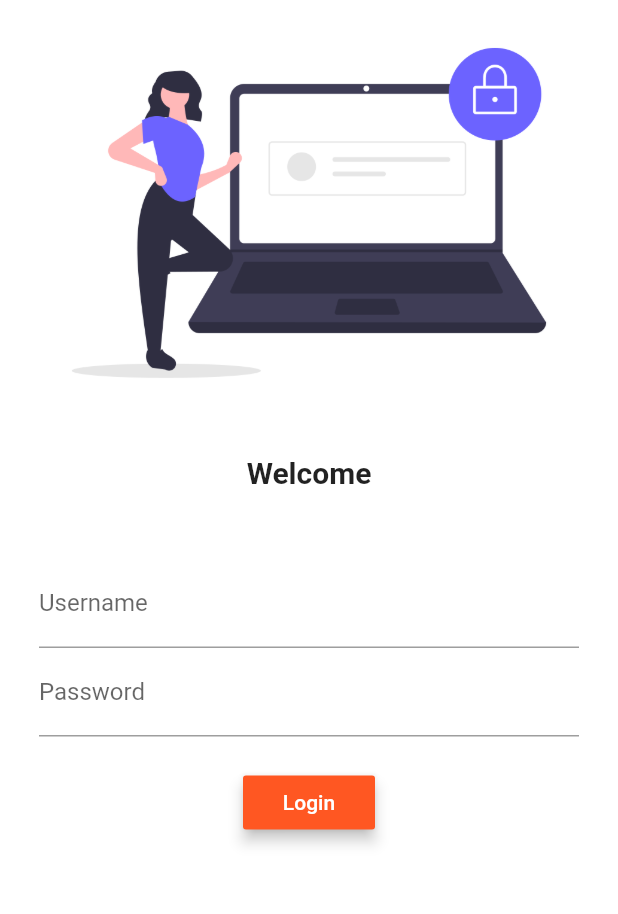
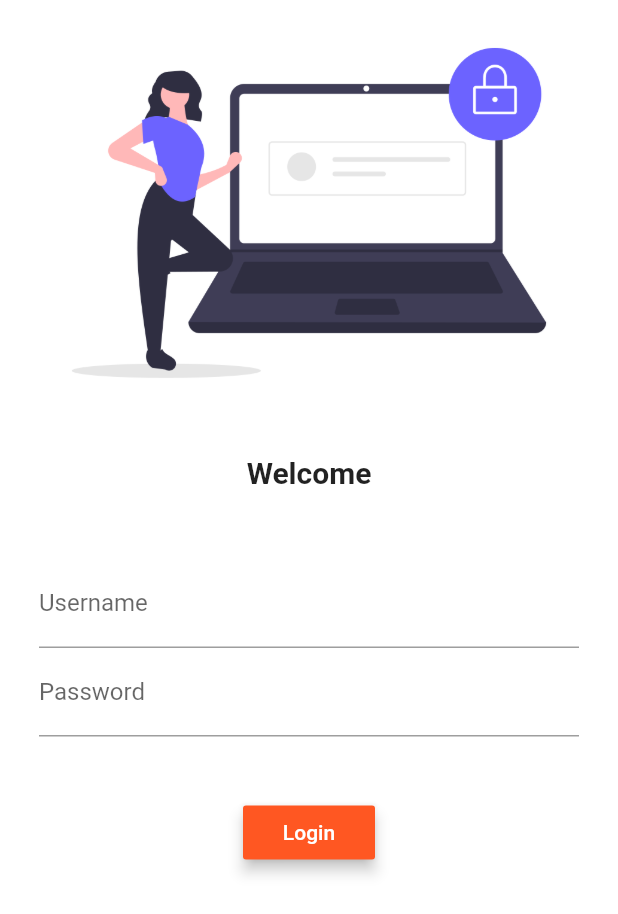
Before and after one commit to pradnya991/fluttertutorials, a Flutter app: the screen it shows after launch, on a phone screen of 412 x 824 dp. Shown: the top 914 px of the screen. Run offline on Flutter 3.47's test engine with Material 2 defaults, Android fonts, the phone set to English and light mode, and no system bars.

Commit message:
day5 completed

```diff
--- a/lib/main.dart
+++ b/lib/main.dart
@@ -1,6 +1,7 @@
 import 'package:flutter/material.dart';
-//import 'package:flutter_application_1/pages/home_page.dart';
+import 'package:flutter_application_1/pages/home_page.dart';
 import 'package:flutter_application_1/pages/login_page.dart';
+import 'package:flutter_application_1/utils/routes.dart';
 
 void main() {
   runApp(MyApp());
@@ -11,16 +12,16 @@ class MyApp extends StatelessWidget {
   @override
   Widget build(BuildContext context) {
     return MaterialApp(
-      home: LoginPage(),
+      debugShowCheckedModeBanner: false,
       themeMode: ThemeMode.light,
       theme: ThemeData(primarySwatch: Colors.deepOrange),
       darkTheme: ThemeData(brightness: Brightness.dark),
-      /* initialRoute: "/",
+      initialRoute: "/",
       routes: {
         "/": (context) => LoginPage(),
-        "/home": (context) => HomePage(),
-        "/login": (context) => LoginPage()
-      }, */
+        MyRoutes.homeRoute: (context) => HomePage(),
+        MyRoutes.loginRoute: (context) => LoginPage()
+      },
     );
   }
 }
--- a/lib/pages/login_page.dart
+++ b/lib/pages/login_page.dart
@@ -1,10 +1,12 @@
 import 'package:flutter/material.dart';
+import 'package:flutter_application_1/utils/routes.dart';
 
 class LoginPage extends StatelessWidget {
   @override
   Widget build(BuildContext context) {
     return Material(
       color: Colors.white,
+      child: SingleChildScrollView(
         child: Column(children: [
           Image.asset("assets/images/login.png", fit: BoxFit.cover),
           SizedBox(height: 20.0),
@@ -26,19 +28,20 @@ class LoginPage extends StatelessWidget {
                   decoration: InputDecoration(
                       hintText: "Enter Password", labelText: "Password"),
                 ),
-              SizedBox(height: 20.0),
+                SizedBox(height: 40.0),
                 RaisedButton(
                     child: Text("Login"),
                     elevation: 4.0,
                     textColor: Colors.white,
                     color: Colors.deepOrange,
                     onPressed: () {
-                    print("Hi Pradnya");
+                      Navigator.pushNamed(context, MyRoutes.homeRoute);
                     }),
               ],
             ),
           )
         ]),
+      ),
     );
   }
 }
--- /dev/null
+++ b/lib/utils/routes.dart
@@ -0,0 +1,4 @@
+class MyRoutes {
+  static String loginRoute = "/login";
+  static String homeRoute = "/home";
+}
```
Lines whose indentation alone changed are shown as unchanged.
